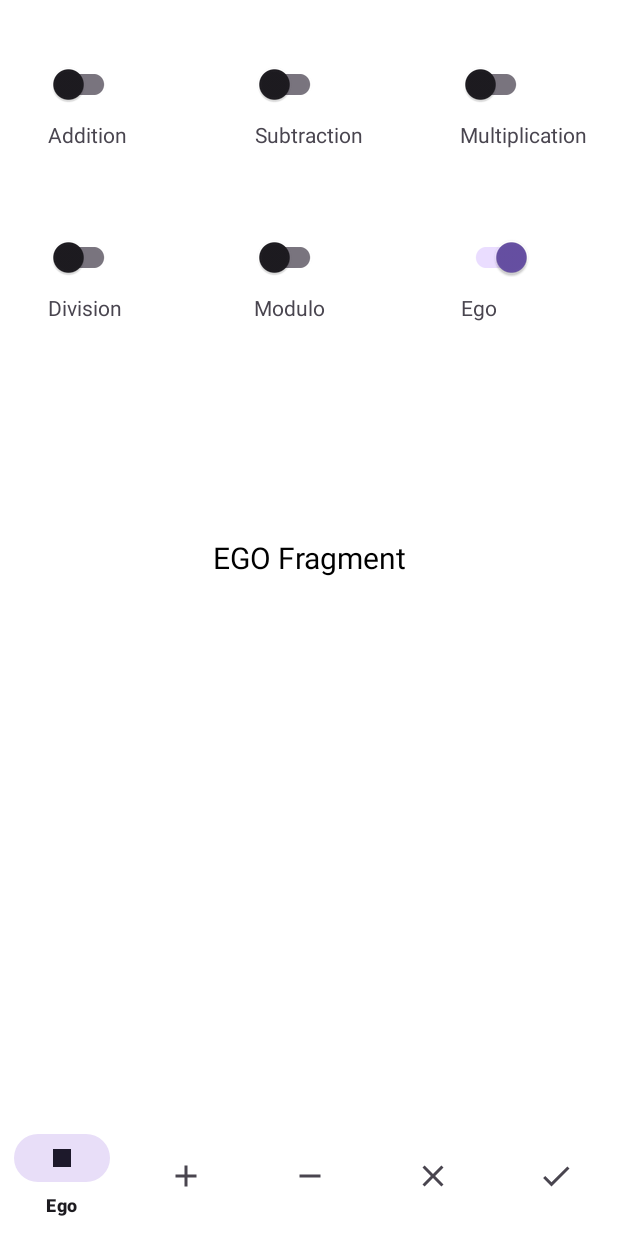
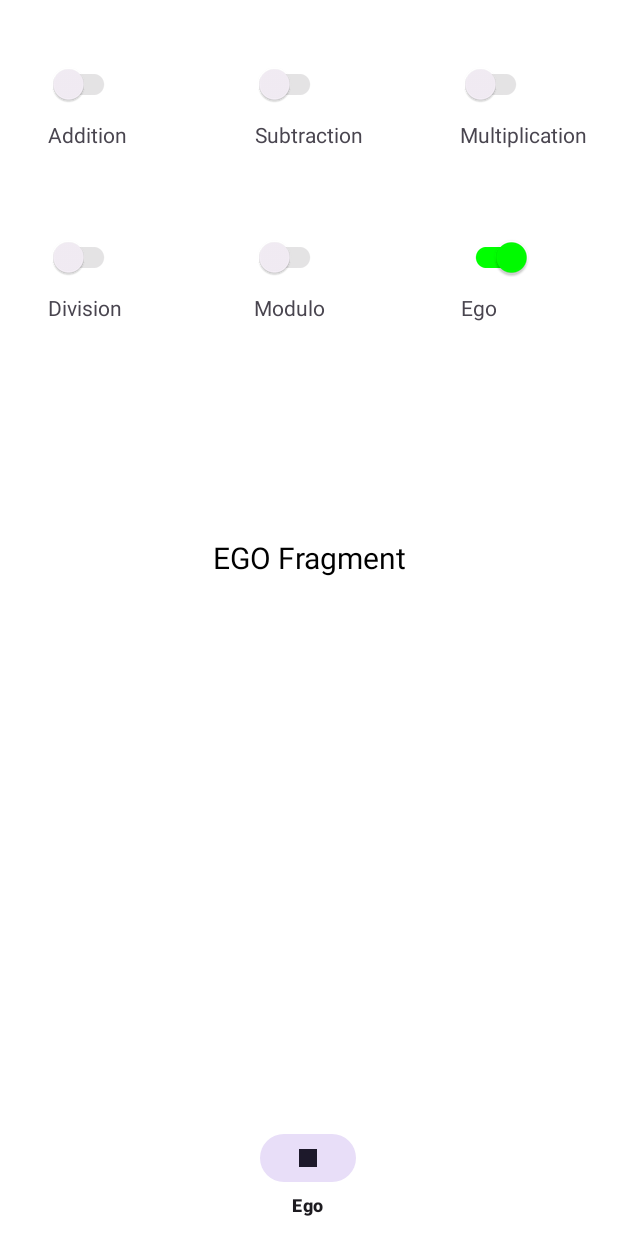
Before and after one commit to oguzhanozgokce/KekodKotlinFirstProject, an Android app: the screen it shows after launch (MainActivity), on a phone screen of 412 x 824 dp. Run offline under Robolectric (Android 15) with nearby library versions, the phone set to English and light mode, and no system bars; our stand-ins replace navigation-ui.

Commit message:
Add uiState and ViewModel for switch management. Create enum class for bottom navigation items. Move existing strings to strings.xml for localization.

```diff
--- a/app/src/main/java/com/oguzhanozgokce/kekodkotlinfirstproject/MainActivity.kt
+++ b/app/src/main/java/com/oguzhanozgokce/kekodkotlinfirstproject/MainActivity.kt
@@ -30,5 +30,9 @@ class MainActivity : AppCompatActivity() {
 
         binding.bottomNavigationView.setupWithNavController(navController)
 
+
+    }
+    fun getBottomNavigationView(): BottomNavigationView {
+        return binding.bottomNavigationView
     }
 }
--- a/app/src/main/java/com/oguzhanozgokce/kekodkotlinfirstproject/ui/EgoFragment.kt
+++ /dev/null
@@ -1,29 +0,0 @@
-package com.oguzhanozgokce.kekodkotlinfirstproject.ui
-
-import android.os.Bundle
-import androidx.fragment.app.Fragment
-import android.view.LayoutInflater
-import android.view.View
-import android.view.ViewGroup
-import com.oguzhanozgokce.kekodkotlinfirstproject.R
-import com.oguzhanozgokce.kekodkotlinfirstproject.databinding.FragmentEgoBinding
-
-
-class EgoFragment : Fragment() {
-    private var _binding: FragmentEgoBinding? = null
-    private val binding get() = _binding!!
-
-    override fun onCreateView(
-        inflater: LayoutInflater, container: ViewGroup?,
-        savedInstanceState: Bundle?
-    ): View? {
-       _binding = FragmentEgoBinding.inflate(inflater, container, false)
-        val view = binding.root
-        return view
-    }
-
-    override fun onDestroy() {
-        super.onDestroy()
-        _binding = null
-    }
-}
--- /dev/null
+++ b/app/src/main/java/com/oguzhanozgokce/kekodkotlinfirstproject/ui/Extension.kt
@@ -0,0 +1,15 @@
+package com.oguzhanozgokce.kekodkotlinfirstproject.ui
+
+import com.google.android.material.switchmaterial.SwitchMaterial
+
+fun List<SwitchMaterial>.setEnabled(isEnabled: Boolean) {
+    this.forEach { switch ->
+        switch.isEnabled = isEnabled
+    }
+}
+
+fun List<SwitchMaterial>.resetSwitches() {
+    this.forEach { switch ->
+        switch.isChecked = false
+    }
+}
--- /dev/null
+++ b/app/src/main/java/com/oguzhanozgokce/kekodkotlinfirstproject/ui/ego/EgoFragment.kt
@@ -0,0 +1,123 @@
+package com.oguzhanozgokce.kekodkotlinfirstproject.ui.ego
+
+import android.os.Bundle
+import androidx.fragment.app.Fragment
+import android.view.LayoutInflater
+import android.view.View
+import android.view.ViewGroup
+import android.widget.Toast
+import androidx.core.content.ContextCompat
+import androidx.fragment.app.viewModels
+import com.google.android.material.bottomnavigation.BottomNavigationView
+import com.google.android.material.switchmaterial.SwitchMaterial
+import com.oguzhanozgokce.kekodkotlinfirstproject.MainActivity
+import com.oguzhanozgokce.kekodkotlinfirstproject.R
+import com.oguzhanozgokce.kekodkotlinfirstproject.databinding.FragmentEgoBinding
+import com.oguzhanozgokce.kekodkotlinfirstproject.ui.resetSwitches
+import com.oguzhanozgokce.kekodkotlinfirstproject.ui.setEnabled
+
+
+class EgoFragment : Fragment() {
+    private var _binding: FragmentEgoBinding? = null
+    private val binding get() = _binding!!
+    private val viewModel: EgoViewModel by viewModels()
+    private lateinit var bottomNavigationView: BottomNavigationView
+
+    companion object {
+        const val ZERO = 0
+        const val ONE = 1
+        const val FIVE = 5
+    }
+
+    override fun onCreateView(
+        inflater: LayoutInflater, container: ViewGroup?,
+        savedInstanceState: Bundle?
+    ): View? {
+       _binding = FragmentEgoBinding.inflate(inflater, container, false)
+        val view = binding.root
+        bottomNavigationView = (activity as MainActivity).getBottomNavigationView()
+        return view
+    }
+
+    override fun onViewCreated(view: View, savedInstanceState: Bundle?) {
+        super.onViewCreated(view, savedInstanceState)
+
+        viewModel.uiState.observe(viewLifecycleOwner) { uiState ->
+            binding.switchEgo.isChecked = uiState.isEgoChecked
+            setSwitchColors(uiState.isEgoChecked, binding.switchEgo)
+
+            binding.switchAddition.isChecked = uiState.isAdditionChecked
+            binding.switchSubtraction.isChecked = uiState.isSubtractionChecked
+            binding.switchMultiplication.isChecked = uiState.isMultiplicationChecked
+            binding.switchDivision.isChecked = uiState.isDivisionChecked
+            binding.switchModulo.isChecked = uiState.isModuloChecked
+
+            getOtherSwitches().setEnabled(!uiState.isEgoChecked)
+        }
+
+        binding.switchEgo.setOnCheckedChangeListener { _, isChecked ->
+            viewModel.onEgoSwitchChanged(isChecked)
+        }
+
+        getOtherSwitches().forEach { switch ->
+            switch.setOnCheckedChangeListener { _, isChecked ->
+                viewModel.onOtherSwitchChanged(switch.id, isChecked)
+            }
+        }
+
+        viewModel.uiState.observe(viewLifecycleOwner) { uiState ->
+            updateBottomNavigationView(uiState)
+        }
+    }
+
+    private fun getOtherSwitches(): List<SwitchMaterial> {
+        return listOf(
+            binding.switchAddition,
+            binding.switchSubtraction,
+            binding.switchMultiplication,
+            binding.switchDivision,
+            binding.switchModulo
+        )
+    }
+
+    private fun updateBottomNavigationView(uiState: EgoUiState) {
+        val menu = bottomNavigationView.menu
+        menu.clear()
+
+        val egoItem = NavigationItem.EGO
+        menu.add(ZERO, egoItem.fragmentId, ZERO, "Ego").setIcon(egoItem.iconRes)
+
+        val itemsToAdd = listOf(
+            NavigationItem.ADDITION to uiState.isAdditionChecked,
+            NavigationItem.SUBTRACTION to uiState.isSubtractionChecked,
+            NavigationItem.MULTIPLICATION to uiState.isMultiplicationChecked,
+            NavigationItem.DIVISION to uiState.isDivisionChecked,
+            NavigationItem.MODULO to uiState.isModuloChecked
+        )
+
+        var addedItemCount = ONE
+        var toastShown = false
+        itemsToAdd.forEachIndexed { index, (item, isChecked) ->
+            if (isChecked && addedItemCount < FIVE) {
+                menu.add(ZERO, item.fragmentId, index + ONE, item.name).setIcon(item.iconRes)
+                addedItemCount++
+            } else if (isChecked && !toastShown) {
+                Toast.makeText(requireContext(), getString(R.string.limit_five), Toast.LENGTH_SHORT).show()
+                toastShown = true
+            }
+        }
+    }
+
+    private fun setSwitchColors(isChecked: Boolean, switch: SwitchMaterial) {
+        val thumbColor = if (isChecked) R.color.green else R.color.black
+        val trackColor = if (isChecked) R.color.green else R.color.black
+
+        switch.thumbTintList = ContextCompat.getColorStateList(requireContext(), thumbColor)
+        switch.trackTintList = ContextCompat.getColorStateList(requireContext(), trackColor)
+    }
+
+    override fun onDestroyView() {
+        super.onDestroyView()
+        _binding = null
+    }
+}
--- /dev/null
+++ b/app/src/main/java/com/oguzhanozgokce/kekodkotlinfirstproject/ui/ego/EgoUiState.kt
@@ -0,0 +1,60 @@
+package com.oguzhanozgokce.kekodkotlinfirstproject.ui.ego
+
+import androidx.lifecycle.LiveData
+import androidx.lifecycle.MutableLiveData
+import androidx.lifecycle.ViewModel
+import com.oguzhanozgokce.kekodkotlinfirstproject.R
+
+data class EgoUiState(
+    val isEgoChecked: Boolean = true,
+    val isAdditionChecked: Boolean = false,
+    val isSubtractionChecked: Boolean = false,
+    val isMultiplicationChecked: Boolean = false,
+    val isDivisionChecked: Boolean = false,
+    val isModuloChecked: Boolean = false,
+    val areOtherSwitchesEnabled: Boolean = false
+)
+
+class EgoViewModel : ViewModel() {
+
+    private val _uiState = MutableLiveData(EgoUiState())
+    val uiState: LiveData<EgoUiState> = _uiState
+
+    fun onEgoSwitchChanged(isChecked: Boolean) {
+        val newState = _uiState.value?.copy(isEgoChecked = isChecked)
+        _uiState.value = newState
+
+        if (isChecked) {
+            resetOtherSwitches()
+            setOtherSwitchesEnabled(false)
+        } else {
+            setOtherSwitchesEnabled(true)
+        }
+    }
+
+    fun onOtherSwitchChanged(switchId: Int, isChecked: Boolean) {
+        val newState = when (switchId) {
+            R.id.switch_addition -> _uiState.value?.copy(isAdditionChecked = isChecked)
+            R.id.switch_subtraction -> _uiState.value?.copy(isSubtractionChecked = isChecked)
+            R.id.switch_multiplication -> _uiState.value?.copy(isMultiplicationChecked = isChecked)
+            R.id.switch_division -> _uiState.value?.copy(isDivisionChecked = isChecked)
+            R.id.switch_modulo -> _uiState.value?.copy(isModuloChecked = isChecked)
+            else -> _uiState.value
+        }
+        _uiState.value = newState
+    }
+
+    private fun resetOtherSwitches() {
+        _uiState.value = _uiState.value?.copy(
+            isAdditionChecked = false,
+            isSubtractionChecked = false,
+            isMultiplicationChecked = false,
+            isDivisionChecked = false,
+            isModuloChecked = false
+        )
+    }
+
+    private fun setOtherSwitchesEnabled(isEnabled: Boolean) {
+        _uiState.value = _uiState.value?.copy(areOtherSwitchesEnabled = isEnabled)
+    }
+}
--- /dev/null
+++ b/app/src/main/java/com/oguzhanozgokce/kekodkotlinfirstproject/ui/ego/NavigationItem.kt
@@ -0,0 +1,16 @@
+package com.oguzhanozgokce.kekodkotlinfirstproject.ui.ego
+
+import com.oguzhanozgokce.kekodkotlinfirstproject.R
+
+enum class NavigationItem(
+    val fragmentId: Int,
+    val switchId: Int,
+    val iconRes: Int
+) {
+    EGO(R.id.egoFragment, R.id.switch_ego, R.drawable.ic_stop),
+    ADDITION(R.id.additionFragment, R.id.switch_addition, R.drawable.ic_addition),
+    SUBTRACTION(R.id.subtractionFragment, R.id.switch_subtraction, R.drawable.ic_remove),
+    MULTIPLICATION(R.id.multiplicationFragment, R.id.switch_multiplication, R.drawable.ic_close),
+    DIVISION(R.id.divisionFragment, R.id.switch_division, R.drawable.ic_check),
+    MODULO(R.id.moduloFragment, R.id.switch_modulo, R.drawable.ic_mode)
+}
--- a/app/src/main/res/layout/fragment_ego.xml
+++ b/app/src/main/res/layout/fragment_ego.xml
@@ -4,7 +4,7 @@
     android:layout_width="match_parent"
     android:layout_height="match_parent"
     xmlns:app="http://schemas.android.com/apk/res-auto"
-    tools:context=".ui.EgoFragment">
+    tools:context=".ui.ego.EgoFragment">
 
     <LinearLayout
         android:id="@+id/layout_addition"
--- a/app/src/main/res/menu/menu.xml
+++ b/app/src/main/res/menu/menu.xml
@@ -1,30 +1,6 @@
 <?xml version="1.0" encoding="utf-8"?>
 <menu xmlns:android="http://schemas.android.com/apk/res/android">
 
-    <item
-        android:id="@+id/egoFragment"
-        android:icon="@drawable/ic_stop"
-        android:title="Ego" />
-
-    <item
-        android:id="@+id/additionFragment"
-        android:icon="@drawable/ic_addition"
-        android:title="Addition" />
-
-    <item
-        android:id="@+id/subtractionFragment"
-        android:icon="@drawable/ic_remove"
-        android:title="Subtraction" />
-
-    <item
-        android:id="@+id/multiplicationFragment"
-        android:icon="@drawable/ic_close"
-        android:title="Multiplication" />
-
-    <item
-        android:id="@+id/divisionFragment"
-        android:icon="@drawable/ic_check"
-        android:title="Division" />
 
 
 
--- a/app/src/main/res/navigation/navigation.xml
+++ b/app/src/main/res/navigation/navigation.xml
@@ -7,7 +7,7 @@
 
     <fragment
         android:id="@+id/egoFragment"
-        android:name="com.oguzhanozgokce.kekodkotlinfirstproject.ui.EgoFragment"
+        android:name="com.oguzhanozgokce.kekodkotlinfirstproject.ui.ego.EgoFragment"
         android:label="fragment_ego"
         tools:layout="@layout/fragment_ego" />
     <fragment
--- a/app/src/main/res/values/colors.xml
+++ b/app/src/main/res/values/colors.xml
@@ -5,5 +5,6 @@
     <color name="green">#FF00FF00</color>
     <color name="red">#FFFF0000</color>
     <color name="blue">#FF0000FF</color>
+    <color name="background">#FF000000</color>"
 
 </resources>
--- a/app/src/main/res/values/strings.xml
+++ b/app/src/main/res/values/strings.xml
@@ -8,5 +8,6 @@
     <string name="multiplication_screen">Multiplication Fragment</string>
     <string name="division_screen">Division Fragment</string>
     <string name="modulo_screen">Modulo Fragment</string>
+    <string name="limit_five">You can only select up to 5 operations</string>
 
 </resources>
```
